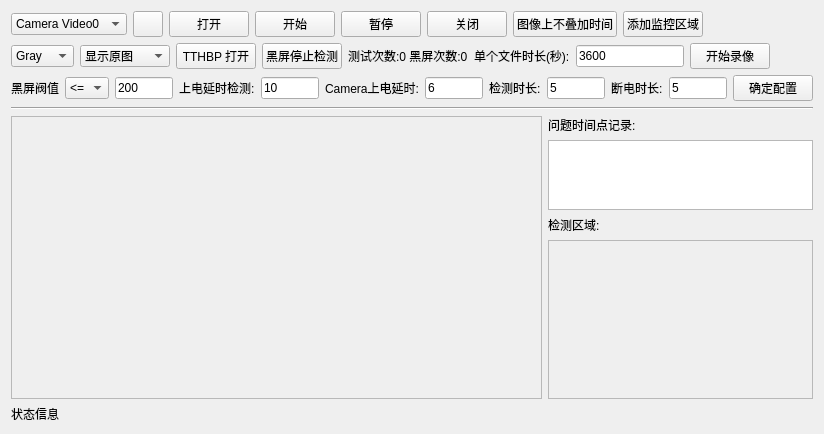
This is Tools/1.3_TestTool/colorcheckform.ui in ZhengPengqiao/QtStudy as Qt 5 draws it before an edit. The edited form follows.
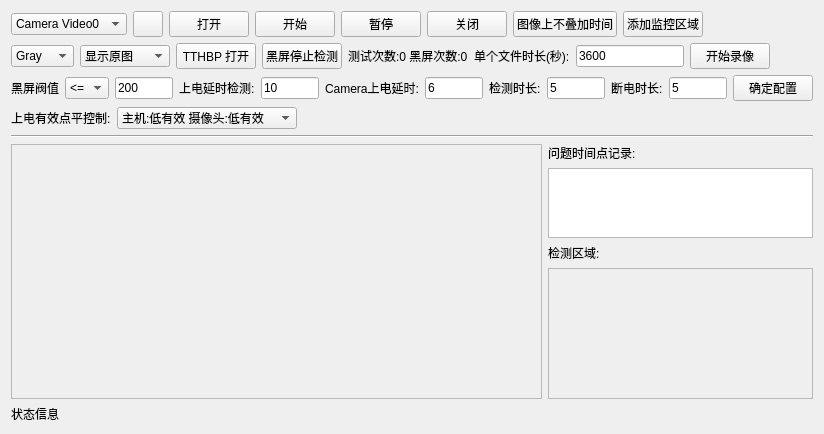
This is the edited form. Icons and pictures are not drawn.

Commit message: update 1.3_TestTool power level select

```diff
--- a/Tools/1.3_TestTool/colorcheckform.ui
+++ b/Tools/1.3_TestTool/colorcheckform.ui
@@ -348,6 +348,60 @@
        </item>
       </layout>
      </item>
+     <item>
+      <layout class="QHBoxLayout" name="horizontalLayout_4">
+       <item>
+        <widget class="QLabel" name="label_8">
+         <property name="text">
+          <string>上电有效点平控制:</string>
+         </property>
+        </widget>
+       </item>
+       <item>
+        <widget class="QComboBox" name="comboBox_power_level">
+         <property name="minimumSize">
+          <size>
+           <width>180</width>
+           <height>0</height>
+          </size>
+         </property>
+         <item>
+          <property name="text">
+           <string>主机:低有效 摄像头:低有效</string>
+          </property>
+         </item>
+         <item>
+          <property name="text">
+           <string>主机:高有效 摄像头:高有效</string>
+          </property>
+         </item>
+         <item>
+          <property name="text">
+           <string>主机:高有效 摄像头:低有效</string>
+          </property>
+         </item>
+         <item>
+          <property name="text">
+           <string>主机:低有效 摄像头:高有效</string>
+          </property>
+         </item>
+        </widget>
+       </item>
+       <item>
+        <spacer name="horizontalSpacer_4">
+         <property name="orientation">
+          <enum>Qt::Horizontal</enum>
+         </property>
+         <property name="sizeHint" stdset="0">
+          <size>
+           <width>40</width>
+           <height>20</height>
+          </size>
+         </property>
+        </spacer>
+       </item>
+      </layout>
+     </item>
      <item>
       <widget class="Line" name="line">
        <property name="orientation">
@@ -371,7 +425,7 @@
             <x>0</x>
             <y>0</y>
             <width>529</width>
-            <height>275</height>
+            <height>244</height>
            </rect>
           </property>
           <layout class="QGridLayout" name="gridLayout_3" columnstretch="0,0">
@@ -431,7 +485,7 @@
               <x>0</x>
               <y>0</y>
               <width>261</width>
-              <height>149</height>
+              <height>118</height>
              </rect>
             </property>
             <layout class="QGridLayout" name="gridLayout_2">
```
Left out of the diff: 17 changed lines with no effect on the pictures. The commit also changes 5 other files.
